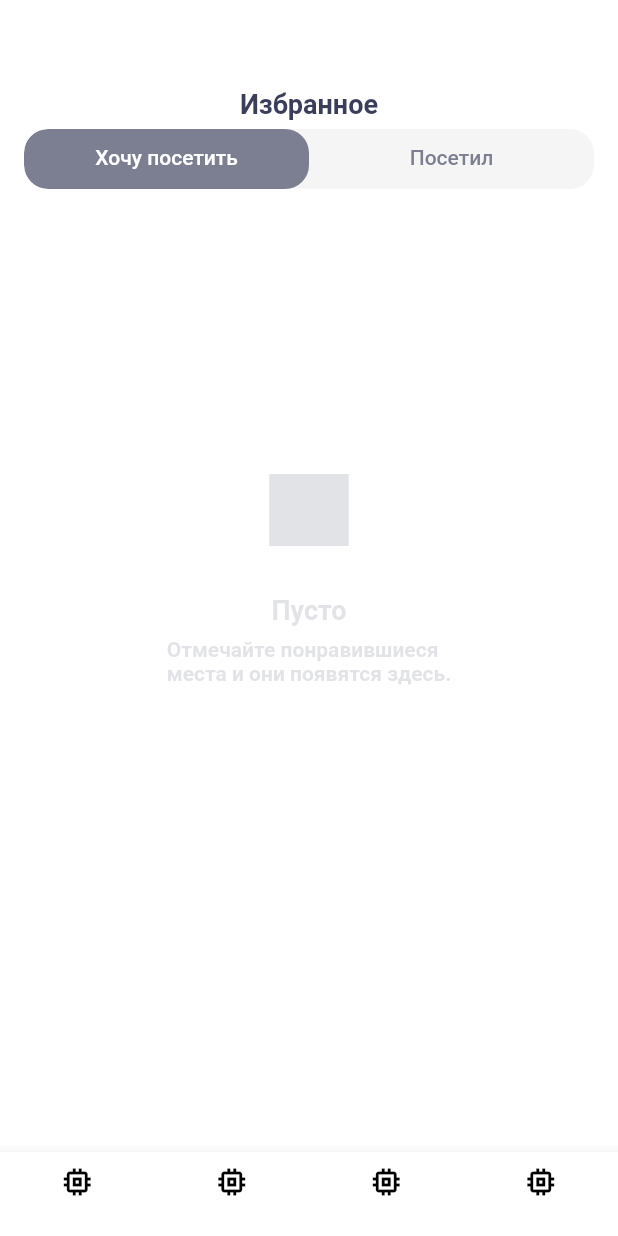
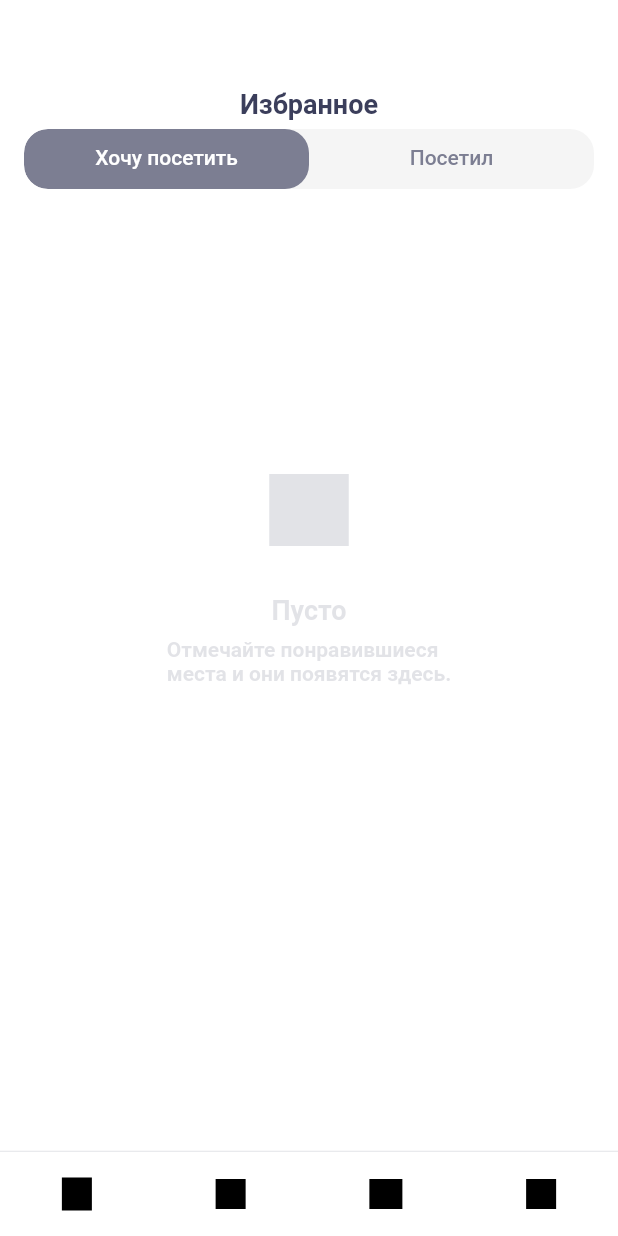
Before and after one commit to alexb82/surf-flutter-course-balashov, a Flutter app: the screen it shows after launch, on a phone screen of 412 x 824 dp. Run offline on Flutter 3.47's test engine with Material 2 defaults, Android fonts, the phone set to English and light mode, and no system bars.

Commit message:
4-6 with custom bottom navbar

```diff
--- a/lib/UI/screen/visiting_screen.dart
+++ b/lib/UI/screen/visiting_screen.dart
@@ -7,15 +7,12 @@ import 'package:places/domain/sight.dart';
 import 'package:places/mocks.dart';
 import 'package:places/common/styles.dart';
 
-class NotColoredText extends StatelessWidget {
-  @override
-  Widget build(BuildContext context) {
-    return (Text(
-      txtFav,
-      style: stlNormal18AlmostBlack,
-      textAlign: TextAlign.center,
-    ));
-  }
+Widget _buildAppBarTitle(BuildContext context) {
+  return Text(
+    txtFav,
+    style: stlNormal18AlmostBlack,
+    textAlign: TextAlign.center,
+  );
 }
 
 class MyAppBar extends StatelessWidget with PreferredSizeWidget {
@@ -33,7 +30,7 @@ class MyAppBar extends StatelessWidget with PreferredSizeWidget {
         title: Container(
           height: 80,
           alignment: Alignment.bottomCenter,
-          child: NotColoredText(),
+          child: _buildAppBarTitle(context),
         ),
         backgroundColor: Colors.transparent,
         elevation: 0,
@@ -79,15 +76,15 @@ class _VisitingScreenState extends State<VisitingScreen> {
   List<Widget> _getFavList() {
     List temp = mocks
         .where((element) => element.planned != '')
-        .map((item) => SightCard(item, 'fav'))
+        .map((item) => SightCard(item, Cardtype.fav))
         .toList();
     return temp.isEmpty ? _buildEmptyFavList(context) : temp;
   }
 
   List<Widget> _getDoneList() {
     List temp = mocks
-        .where((element) => element.planned != '')
-        .map((item) => SightCard(item, 'done'))
+        .where((element) => element.visited != '')
+        .map((item) => SightCard(item, Cardtype.done))
         .toList();
     return temp.isEmpty ? _buildEmptyDoneList(context) : temp;
   }
--- a/lib/common/bottomnavbar.dart
+++ b/lib/common/bottomnavbar.dart
@@ -1,19 +1,86 @@
 import 'package:flutter/material.dart';
+import 'package:places/common/colors.dart';
 
-class MyBottomNavBar extends StatelessWidget {
+class MyBottomNavBar extends StatefulWidget {
+  void onChange(int i) => print(i);
+
+  @override
+  _MyBottomNavBarState createState() => _MyBottomNavBarState();
+}
+
+class _MyBottomNavBarState extends State<MyBottomNavBar> {
+  void _changeIndex(int index) {
+    if (widget.onChange != null) {
+      widget.onChange(index);
+    }
+  }
+
+  @override
+  void initState() {
+    super.initState();
+  }
+
   @override
   Widget build(BuildContext context) {
-    return BottomNavigationBar(
-      backgroundColor: Colors.white,
-      unselectedItemColor: Colors.black,
-      selectedItemColor: Colors.black,
-      type: BottomNavigationBarType.fixed,
-      items: [
-        BottomNavigationBarItem(icon: Icon(Icons.memory), label: ''),
-        BottomNavigationBarItem(icon: Icon(Icons.memory), label: ''),
-        BottomNavigationBarItem(icon: Icon(Icons.memory), label: ''),
-        BottomNavigationBarItem(icon: Icon(Icons.memory), label: ''),
-      ],
+    return Container(
+      alignment: Alignment.bottomCenter,
+      height: 57,
+      child: Column(mainAxisAlignment: MainAxisAlignment.end, children: [
+        Divider(
+          color: clrLightGrey,
+          height: 1,
+        ),
+        Container(
+          width: double.infinity,
+          color: Colors.white,
+          height: 56,
+          child: Row(
+            mainAxisAlignment: MainAxisAlignment.spaceAround,
+            children: [
+              InkWell(
+                onTap: () {
+                  _changeIndex(0);
+                },
+                child: Container(
+                  color: Colors.black,
+                  width: 20,
+                  height: 22,
+                ),
+              ),
+              InkWell(
+                onTap: () {
+                  _changeIndex(1);
+                },
+                child: Container(
+                  color: Colors.black,
+                  width: 20,
+                  height: 20,
+                ),
+              ),
+              InkWell(
+                onTap: () {
+                  _changeIndex(2);
+                },
+                child: Container(
+                  color: Colors.black,
+                  width: 22,
+                  height: 20,
+                ),
+              ),
+              InkWell(
+                onTap: () {
+                  _changeIndex(3);
+                },
+                child: Container(
+                  color: Colors.black,
+                  width: 20,
+                  height: 20,
+                ),
+              ),
+            ],
+          ),
+        ),
+      ]),
     );
   }
 }
```
Also changed, not shown: lib/UI/screen/sight_card.dart (+19 -9 lines), lib/UI/screen/sight_list_screen.dart (+8 -11 lines).
